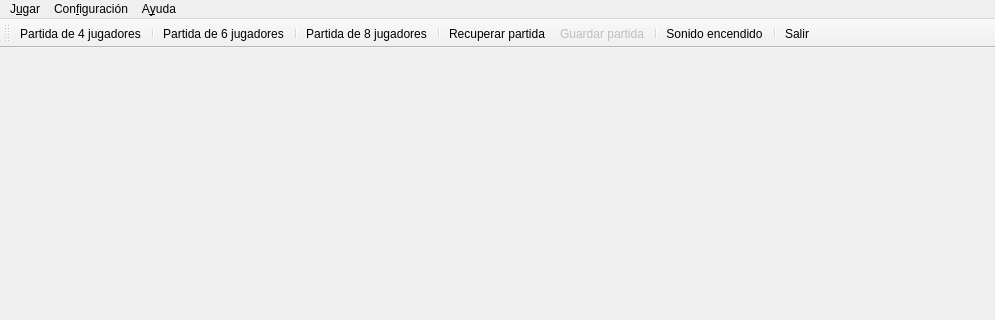
The window that ui/frmMain.ui (turulomio/glparchis) describes before a commit, drawn with Qt 5; both pictures show x 0 to 995 and y 0 to 320 of the 995 by 568 pixel window.
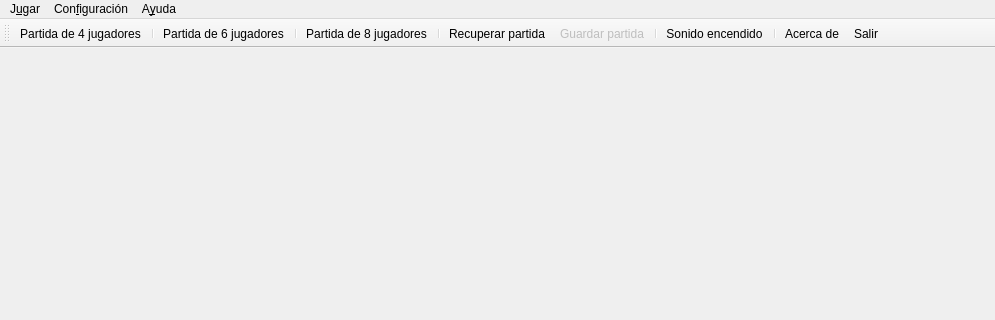
The same window after the commit. Icons and pictures are not drawn.

```diff
--- a/ui/frmMain.ui
+++ b/ui/frmMain.ui
@@ -108,6 +108,7 @@
    <addaction name="separator"/>
    <addaction name="actionSound"/>
    <addaction name="separator"/>
+   <addaction name="actionAcercaDe"/>
    <addaction name="actionSalir"/>
   </widget>
   <widget class="QStatusBar" name="status"/>
```
Left out of the diff: 4 changed lines with no effect on the pictures.
